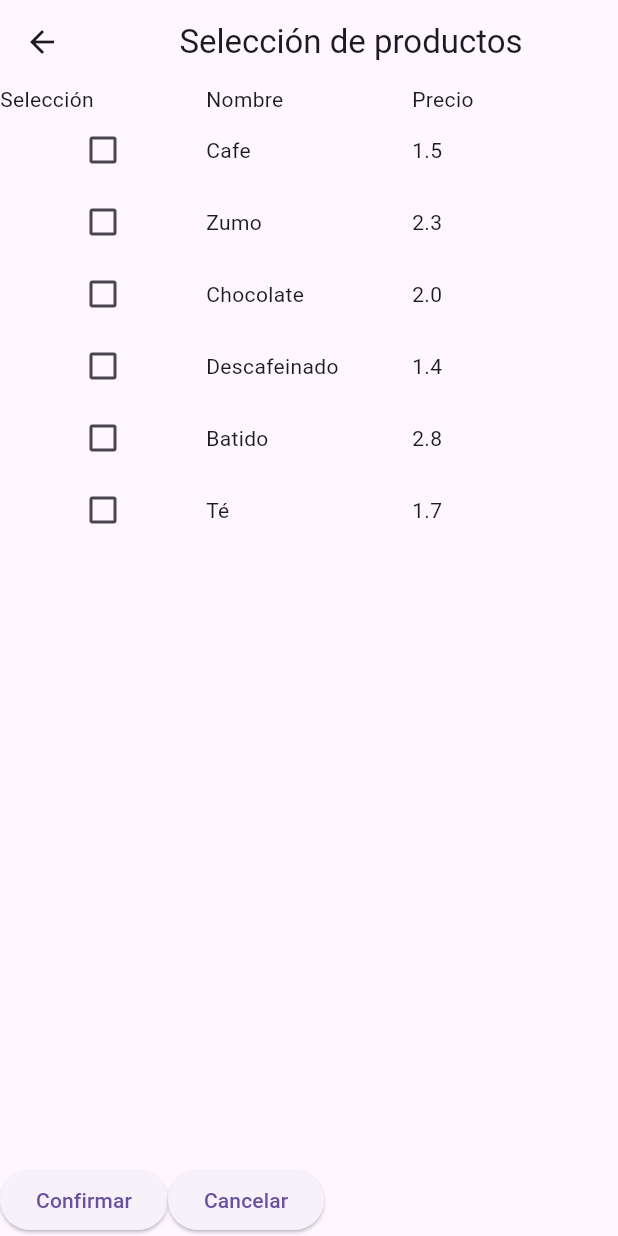
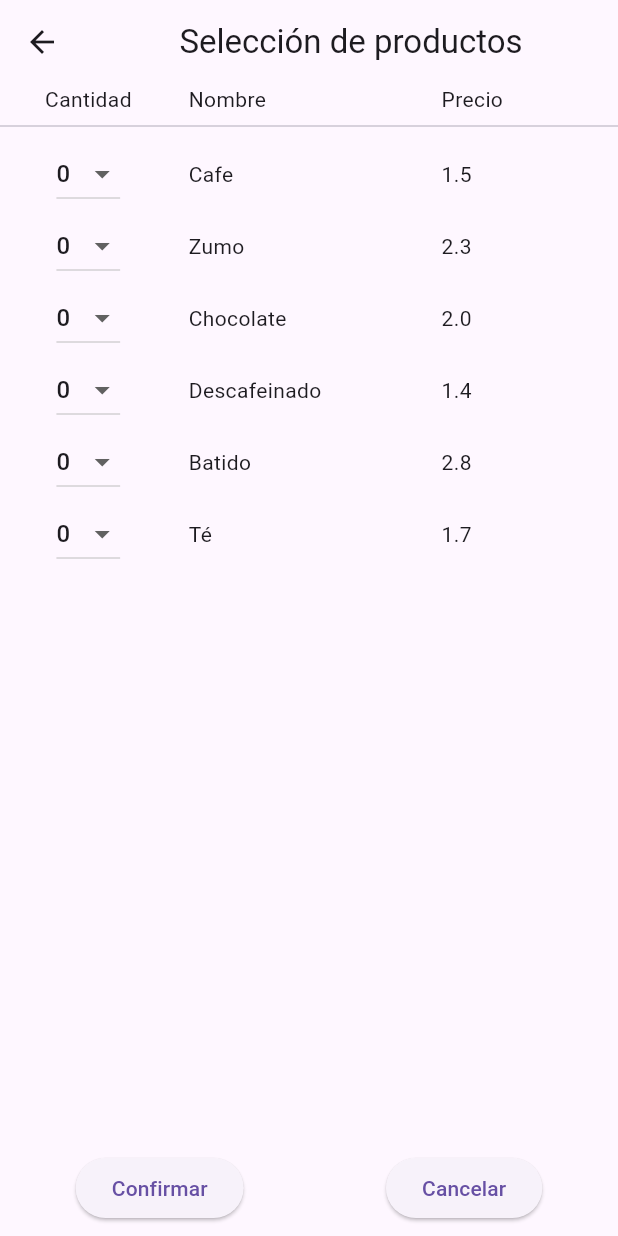
Before and after one commit to SilviaGarciaBouza/T4_1, a Flutter app: the Seleccionproductoview screen opened by its route, on a phone screen of 412 x 824 dp. Run offline on Flutter 3.47's test engine with Material 3 defaults, Android fonts, the phone set to English and light mode, and no system bars.

```diff
--- a/lib/models/Producto.dart
+++ b/lib/models/Producto.dart
@@ -3,8 +3,10 @@ class Producto {
     required this.name,
     required this.precio,
     this.esSeleccionado = false,
+    this.cantidad = 0,
   });
   String name;
   double precio;
   bool esSeleccionado;
+  int cantidad;
 }
--- a/lib/views/CrearPedidoView.dart
+++ b/lib/views/CrearPedidoView.dart
@@ -47,8 +47,6 @@ class _CrearpedidoviewState extends State<Crearpedidoview> {
                   setState(() {
                     listaProdutosTemporal = resultado;
                   });
-
-                  print('Lista recibida: ${resultado.toString()}');
                 }
               },
               child: Text("Añadir productos"),
@@ -78,7 +76,7 @@ class _CrearpedidoviewState extends State<Crearpedidoview> {
                         mesaId: parsedMesaId,
                         numProductos: listaProdutosTemporal.length,
                         totalEuros: listaProdutosTemporal
-                            .map((e) => e.precio)
+                            .map((e) => e.precio * e.cantidad)
                             .fold(0.0, (a, b) => a + b),
                       ),
                     );
--- a/lib/views/ResumenFinal.dart
+++ b/lib/views/ResumenFinal.dart
@@ -21,7 +21,7 @@ class ResumenfinalView extends StatelessWidget {
       }
     }
     final double total = productosLista
-        .map((e) => e.precio)
+        .map((e) => e.precio * e.cantidad)
         .fold(0.0, (a, b) => a + b);
 
     return Scaffold(
@@ -33,11 +33,15 @@ class ResumenfinalView extends StatelessWidget {
             children: [
               for (var producto in productosLista)
                 Flexible(
-                  child: Text("${producto.name}: ${producto.precio}€  "),
+                  child: Text(
+                    "${producto.cantidad} ${producto.name}: ${producto.precio}€  = ${producto.cantidad * producto.precio}",
+                  ),
                 ),
             ],
           ),
-          Row(children: [Text("Total: "), Text("${total.toStringAsFixed(2)}")]),
+          Row(
+            children: [Text("Total: "), Text("${total.toStringAsFixed(2)}  ")],
+          ),
           ElevatedButton(
             onPressed: () => Navigator.pop(context),
             child: Text("Volver"),
--- a/lib/views/SeleccionProductoView.dart
+++ b/lib/views/SeleccionProductoView.dart
@@ -12,81 +12,115 @@ class Seleccionproductoview extends StatefulWidget {
 }
 
 class _SeleccionproductoviewState extends State<Seleccionproductoview> {
+  bool initialized = false;
+
+  List<int> numeros = List<int>.generate(21, (i) => i);
+  late List<Producto> copiaLista;
+
   @override
   Widget build(BuildContext context) {
     final barViewModel = Provider.of<BarViewModel>(context);
-    List<Producto> copiaLista = barViewModel.getListaProductos();
-    final List<Producto> productosSeleccionados = [];
-    bool isSelect = false;
+
+    if (!initialized) {
+      copiaLista = barViewModel.getListaProductos().map((p) {
+        return Producto(
+          name: p.name,
+          precio: p.precio,
+          esSeleccionado: p.esSeleccionado,
+          cantidad: 0,
+        );
+      }).toList();
+      initialized = true;
+    }
+
     return Scaffold(
       appBar: AppBar(title: Center(child: Text("Selección de productos"))),
       body: Column(
         children: [
           Row(
             children: [
-              Expanded(flex: 1, child: Text("Selección")),
-              Expanded(flex: 1, child: Text("Nombre")),
-              Expanded(flex: 1, child: Text("Precio")),
+              Expanded(flex: 2, child: Center(child: Text("Cantidad"))),
+              Expanded(
+                flex: 3,
+                child: Padding(
+                  padding: const EdgeInsets.only(left: 8.0),
+                  child: Text("Nombre"),
+                ),
+              ),
+              Expanded(flex: 2, child: Text("Precio")),
             ],
           ),
+          const Divider(),
           Expanded(
             child: ListView.builder(
-              itemCount: barViewModel.getListaProductos().length,
+              itemCount: copiaLista.length,
               itemBuilder: (context, index) {
+                var producto = copiaLista[index];
                 return Row(
                   children: [
                     Expanded(
-                      flex: 1,
-                      child: Checkbox(
-                        value: copiaLista[index].esSeleccionado,
-                        onChanged: (bool? newValue) {
+                      flex: 2,
+                      child: Center(
+                        child: DropdownButton<int>(
+                          value: producto.cantidad,
+
+                          onChanged: (int? nuevoValor) {
                             setState(() {
-                            copiaLista[index].esSeleccionado =
-                                !copiaLista[index].esSeleccionado;
+                              copiaLista[index].cantidad = nuevoValor ?? 0;
                             });
                           },
+
+                          items: numeros.map<DropdownMenuItem<int>>((
+                            int numero,
+                          ) {
+                            return DropdownMenuItem<int>(
+                              value: numero,
+                              child: Text(numero.toString()),
+                            );
+                          }).toList(),
                         ),
                       ),
+                    ),
+
                     Expanded(
-                      flex: 1,
-                      child: Text(barViewModel.getListaProductos()[index].name),
-                    ),
-                    Expanded(
-                      flex: 1,
-                      child: Text(
-                        barViewModel
-                            .getListaProductos()[index]
-                            .precio
-                            .toString(),
+                      flex: 3,
+                      child: Padding(
+                        padding: const EdgeInsets.only(left: 8.0),
+                        child: Text(producto.name),
                       ),
                     ),
+                    Expanded(flex: 2, child: Text(producto.precio.toString())),
                   ],
                 );
               },
             ),
           ),
-          Row(
+          // Botones de Confirmar/Cancelar
+          Padding(
+            padding: const EdgeInsets.all(8.0),
+            child: Row(
+              mainAxisAlignment: MainAxisAlignment.spaceEvenly,
               children: [
                 Flexible(
                   child: ElevatedButton(
                     onPressed: () => {
                       Navigator.pop(
                         context,
-                      copiaLista
-                          .where((e) => e.esSeleccionado == true)
-                          .toList(),
+                        copiaLista.where((e) => e.cantidad > 0).toList(),
                       ),
                     },
-                  child: Text("Confirmar"),
+                    child: const Text("Confirmar"),
                   ),
                 ),
+                const SizedBox(width: 10),
                 Flexible(
                   child: ElevatedButton(
                     onPressed: () => Navigator.pop(context),
-                  child: Text("Cancelar"),
+                    child: const Text("Cancelar"),
                   ),
                 ),
               ],
+            ),
           ),
         ],
       ),
```
Lines whose indentation alone changed are shown as unchanged.
